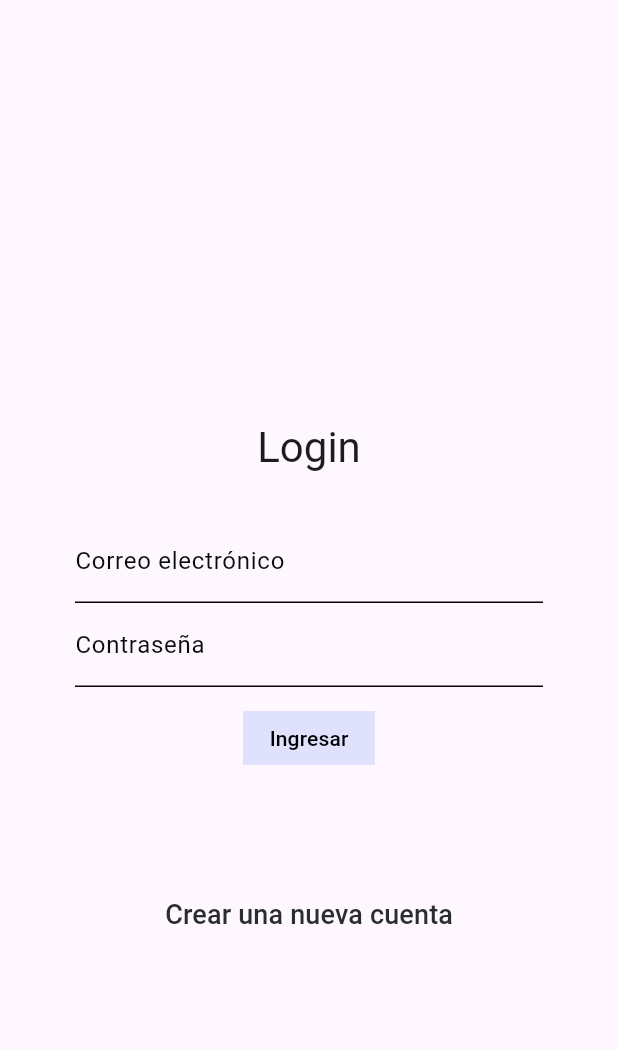
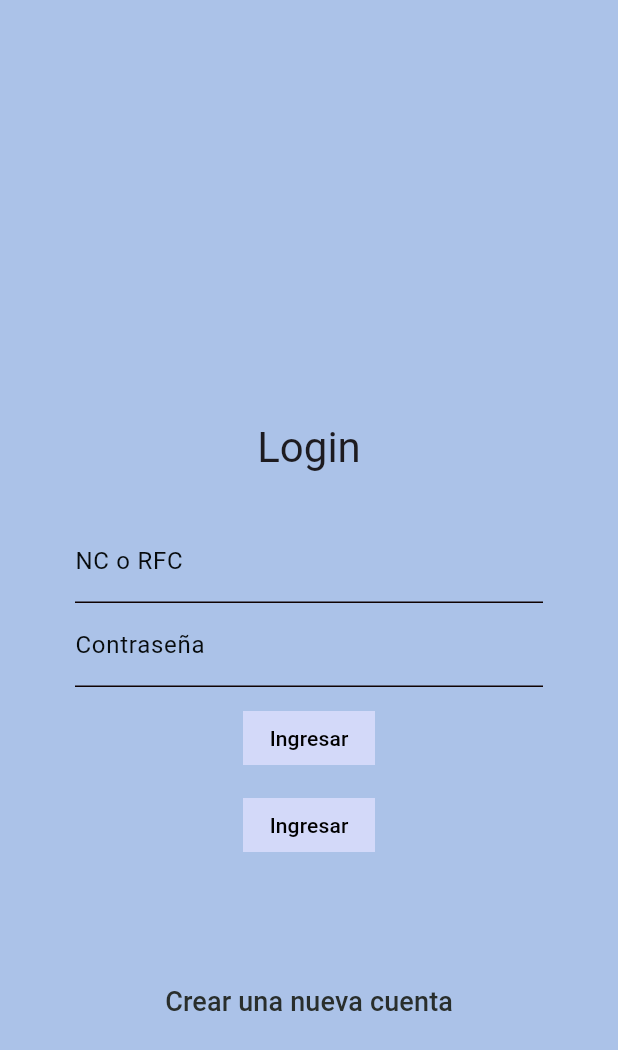
Before and after one commit to AngellEstebane/present_now, a Flutter app: the LoginScreen screen opened directly, on a phone screen of 412 x 824 dp. Shown: the top 1050 px of the screen. Run offline on Flutter 3.47's test engine with Material 3 defaults, Android fonts, the phone set to English and light mode, and no system bars; our stand-ins replace flutter_secure_storage, geolocator, shared_preferences; accounts and stored records are empty.

Commit message:
login no autoriza

```diff
--- a/lib/Pages/login_screen.dart
+++ b/lib/Pages/login_screen.dart
@@ -11,7 +11,7 @@
   Widget build(BuildContext context) {
     return Scaffold(
         //body: AuthBackground(
-          //SingleChildScrollView para pantalla desplazable por informacion larga
+        //SingleChildScrollView para pantalla desplazable por informacion larga
         body: Container(
             child: SingleChildScrollView(
       child: Column(
@@ -33,11 +33,13 @@
                   Navigator.pushReplacementNamed(context, 'register'),
               style: ButtonStyle(
                   overlayColor: MaterialStateProperty.all(
-                      Colors.redAccent.withOpacity(0.1)),
+                      const Color.fromARGB(255, 246, 244, 244)
+                          .withOpacity(0.1)),
                   shape: MaterialStateProperty.all(StadiumBorder())),
               child: const Text(
                 'Crear una nueva cuenta',
-                style: TextStyle(fontSize: 18, color: Color.fromARGB(255, 41, 46, 44)),
+                style: TextStyle(
+                    fontSize: 18, color: Color.fromARGB(255, 41, 46, 44)),
               )),
           const SizedBox(height: 50),
         ],
@@ -59,41 +61,22 @@
           children: [
             TextFormField(
               autocorrect: false,
-              keyboardType: TextInputType.emailAddress,
               decoration: InputDecorations.authInputDecoration(
-
-                  hintText: 'Ingresa Tu Correo Aqui',
-                  labelText: 'Correo electrónico',
+                hintText: 'Ingresa Tu Numero de control o RFC',
+                labelText: 'NC o RFC',
               ),
-              onChanged: (value) => loginForm.email = value,
-              validator: (value) {
-                String pattern =
-                    r'^(([^<>()[\]\\.,;:\s@\"]+(\.[^<>()[\]\\.,;:\s@\"]+)*)|(\".+\"))@((\[[0-9]{1,3}\.[0-9]{1,3}\.[0-9]{1,3}\.[0-9]{1,3}\])|(([a-zA-Z\-0-9]+\.)+[a-zA-Z]{2,}))$';
-                RegExp regExp = new RegExp(pattern);
-
-                return regExp.hasMatch(value ?? '')
-                    ? null
-                    : 'El valor ingresado no luce como un correo';
-              },
             ),
 
             TextFormField(
-              autocorrect: false,
-              obscureText: true,
-              keyboardType: TextInputType.emailAddress,
-
               decoration: InputDecorations.authInputDecoration(
                   hintText: '*****',
                   labelText: 'Contraseña',
-
                   prefixIcon: Icons.lock_outline),
-
               onChanged: (value) => loginForm.password = value,
               validator: (value) {
                 return (value != null && value.length >= 6)
                     ? null
                     : 'La contraseña debe de ser de 6 caracteres';
-
               },
             ),
             const SizedBox(height: 10),
@@ -121,8 +104,49 @@
                         loginForm.isLoading = true;
 
                         // TODO: validar si el login es correcto
-                        final String? errorMessage = await authService.login(
-                            loginForm.email, loginForm.password);
+                        final String? errorMessage =
+                            await authService.login_alumnos(
+                                loginForm.numeroControl, loginForm.password);
+
+                        if (errorMessage == null) {
+                          Navigator.pushReplacementNamed(context, 'home');
+                        } else {
+                          // TODO: mostrar error en pantalla
+                          // print( errorMessage );
+                          NotificationsService.showSnackbar(errorMessage);
+                          loginForm.isLoading = false;
+                        }
+                      }),
+
+            //para maestros
+
+            const SizedBox(height: 10),
+            MaterialButton(
+                shape: RoundedRectangleBorder(
+                    borderRadius: BorderRadius.vertical()),
+                disabledColor: const Color.fromARGB(255, 13, 6, 6),
+                elevation: 0,
+                color: const Color.fromARGB(215, 219, 221, 252),
+                child: Container(
+                    padding: EdgeInsets.zero,
+                    child: Text(
+                      loginForm.isLoading ? 'Espere' : 'Ingresar',
+                      style: TextStyle(color: Colors.black),
+                    )),
+                onPressed: loginForm.isLoading
+                    ? null
+                    : () async {
+                        FocusScope.of(context).unfocus();
+                        final authService =
+                            Provider.of<AuthService>(context, listen: false);
+
+                        if (!loginForm.isValidForm()) return;
+
+                        loginForm.isLoading = true;
+
+                        // TODO: validar si el login es correcto
+                        final String? errorMessage = await authService
+                            .login_maestros(loginForm.rfc, loginForm.password);
 
                         if (errorMessage == null) {
                           Navigator.pushReplacementNamed(context, 'home');
--- a/lib/providers/login_form_provider.dart
+++ b/lib/providers/login_form_provider.dart
@@ -4,8 +4,9 @@
 class LoginFormProvider extends ChangeNotifier {
   GlobalKey<FormState> formKey = new GlobalKey<FormState>();
 
-  String email = '';
+  String numeroControl = '';
   String password = '';
+  String rfc = '';
 
   bool _isLoading = false;
   bool get isLoading => _isLoading;
@@ -18,7 +19,7 @@
   bool isValidForm() {
     print(formKey.currentState?.validate());
 
-    print('$email - $password');
+    print('$numeroControl - $password - $rfc');
 
     return formKey.currentState?.validate() ?? false;
   }
```
Also changed, not shown: lib/Pages/register_screen.dart (+124 -124 lines), lib/main.dart (+40 -3 lines), lib/services/auth_services.dart (+9 -13 lines).
